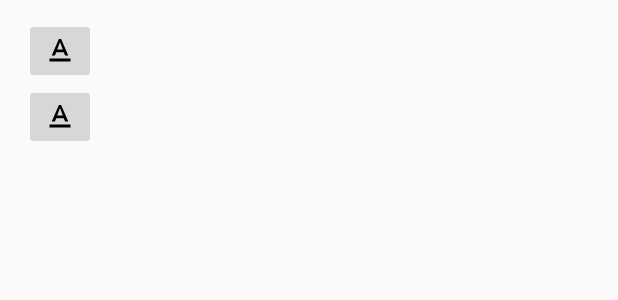
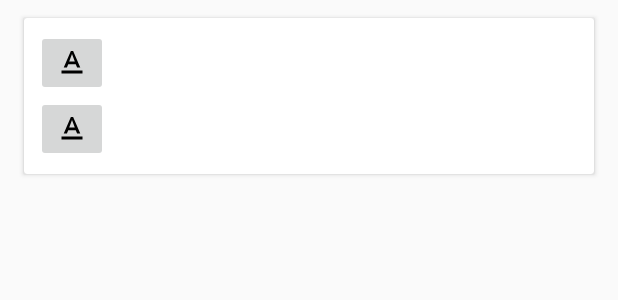
Before and after one commit to kirich74/QuestsApp, an Android app: the layout item_create_add_buttons.xml on its own in the app's theme, with its tools: preview values and no code run, on a phone screen of 412 x 824 dp. Shown: the top 300 px of the screen. Run offline under Robolectric (Android 15) with nearby library versions, the phone set to English and light mode, and no system bars.

Commit message:
Переделал с ListView на RecyclerView + CardView остальные поля

```diff
--- a/app/src/main/res/layout/item_create_add_buttons.xml
+++ b/app/src/main/res/layout/item_create_add_buttons.xml
@@ -1,7 +1,12 @@
 <?xml version="1.0" encoding="utf-8"?>
+<android.support.v7.widget.CardView style="@style/MyCardViewStyle">
+
     <LinearLayout xmlns:android="http://schemas.android.com/apk/res/android"
+        android:layout_width="match_parent"
+        android:layout_height="wrap_content"
         android:orientation="vertical"
-    style="@style/MyCardViewStyle">
+        android:padding="8dp">
+
         <LinearLayout
             android:id="@+id/add_information_item_buttons_linear_layout"
             android:layout_width="match_parent"
@@ -27,7 +32,8 @@
                 android:id="@+id/add_text_answer_button"
                 android:layout_width="wrap_content"
                 android:layout_height="wrap_content"
-            android:src="@drawable/ic_text_format_24dp"/>
+                android:src="@drawable/ic_text_format_24dp" />
 
         </LinearLayout>
     </LinearLayout>
+</android.support.v7.widget.CardView>
```
Also changed, not shown: app/src/main/res/layout/item_create_main_info.xml (+9 -2 lines), app/src/main/res/layout/item_create_text.xml (+13 -6 lines), app/src/main/res/layout/item_create_text_answer.xml (+7 -1 lines). Lines whose indentation alone changed are shown as unchanged.
